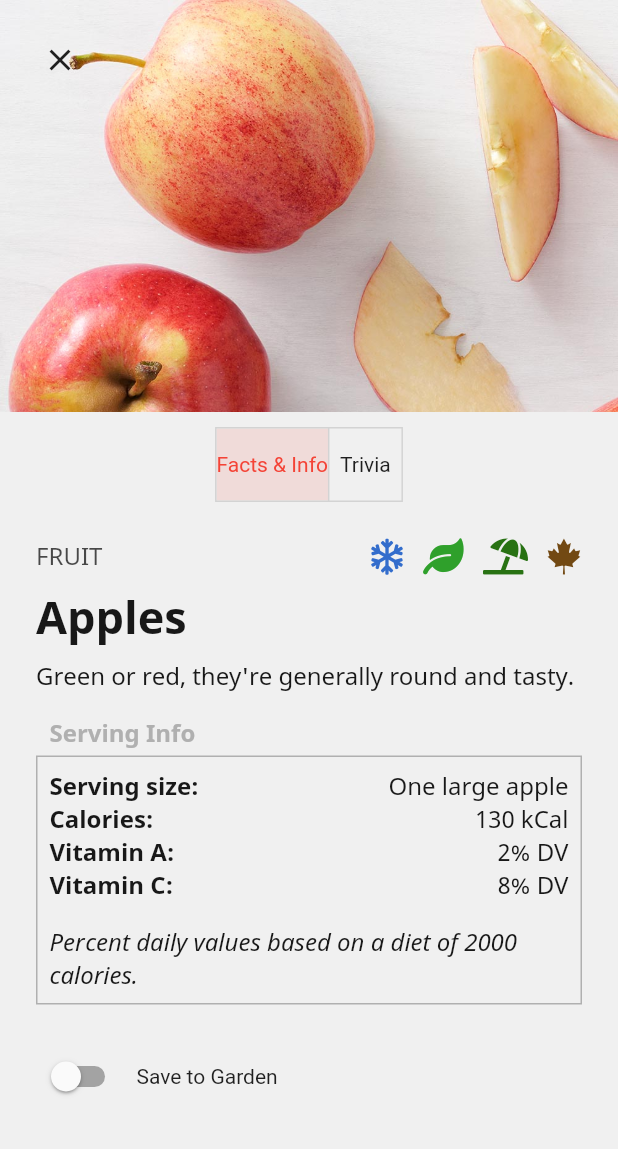
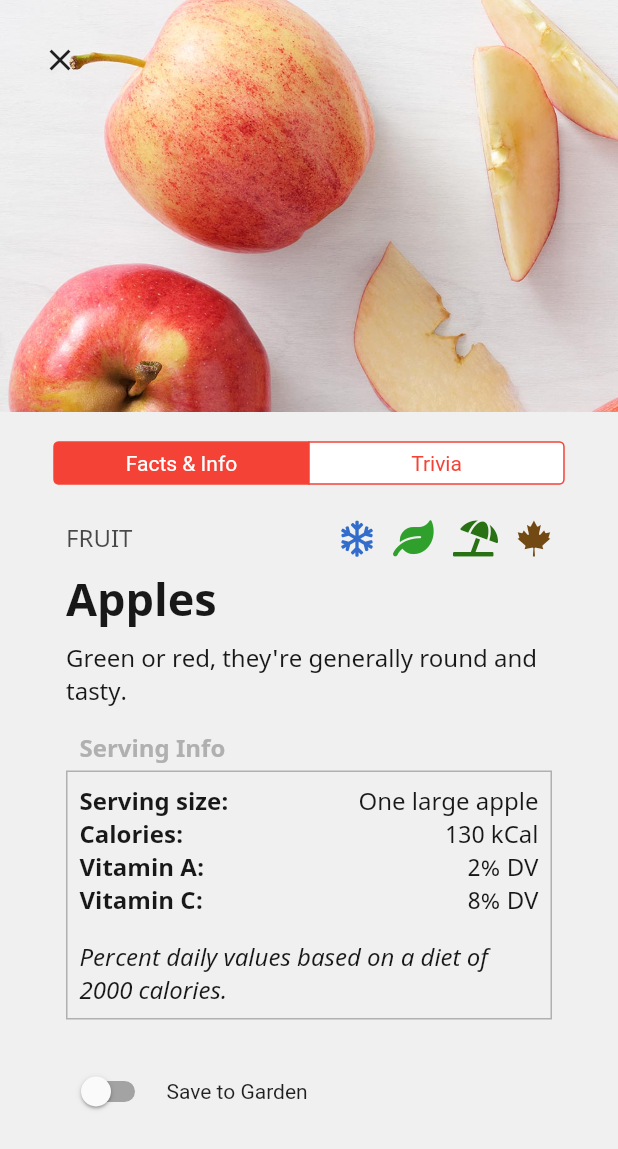
Before and after one commit to TJMusiitwa/veggie_android_seasons, a Flutter app: the screen it shows after launch, after a tap on "Apples", on a phone screen of 412 x 824 dp. Shown: the top 1149 px of the screen. Run offline on Flutter 3.47's test engine with Material 2 defaults, Android fonts, the phone set to English and light mode, and no system bars; our stand-ins replace font_awesome_flutter, shared_preferences.

Commit message:
Update the fruit details toggle buttons to segmented controls

```diff
--- a/lib/screens/veggie_details.dart
+++ b/lib/screens/veggie_details.dart
@@ -1,3 +1,7 @@
+import 'dart:io';
+
+import 'package:flutter/cupertino.dart'
+    show CupertinoSegmentedControl, CupertinoSlidingSegmentedControl;
 import 'package:flutter/material.dart';
 import 'package:flutter/widgets.dart';
 import 'package:provider/provider.dart';
@@ -275,27 +279,31 @@ class _VeggieDetailsState extends State<VeggieDetails> {
           _buildHeader(context, appState),
           Expanded(
             child: ListView(
+              padding: const EdgeInsets.only(left: 20, right: 20),
               children: <Widget>[
                 SizedBox(
-                  height: 10,
+                  height: 20,
                 ),
-                Center(
-                  child: ToggleButtons(
-                    isSelected: isSelected,
-                    onPressed: (value) {
-                      setState(() {
-                        for (var i = 0; i < isSelected.length; i++) {
-                          isSelected[i] = i == value;
-                        }
-                        _selectedViewIndex = value;
-                      });
-                    },
-                    children: <Widget>[
-                      Text('Facts & Info'),
-                      Text('Trivia'),
-                    ],
-                  ),
-                ),
+                Platform.isIOS
+                    ? CupertinoSlidingSegmentedControl(
+                        children: {
+                          0: Text('Facts & Info'),
+                          1: Text('Trivia'),
+                        },
+                        thumbColor: Theme.of(context).primaryColorLight,
+                        groupValue: _selectedViewIndex,
+                        onValueChanged: (value) =>
+                            setState(() => _selectedViewIndex = value as int),
+                      )
+                    : CupertinoSegmentedControl(
+                        children: {
+                          0: Text('Facts & Info'),
+                          1: Text('Trivia'),
+                        },
+                        groupValue: _selectedViewIndex,
+                        onValueChanged: (value) =>
+                            setState(() => _selectedViewIndex = value as int),
+                      ),
                 _selectedViewIndex == 0
                     ? InfoView(id: widget.id)
                     : TriviaView(widget.id)
```
Also changed, not shown: pubspec.lock, 1 other file.
